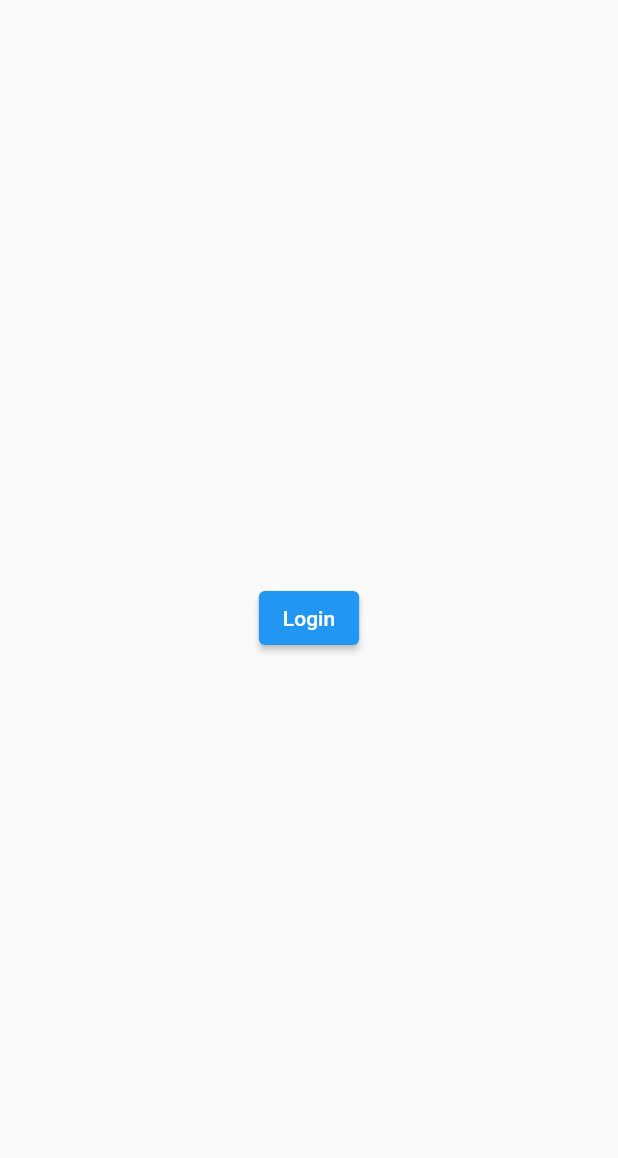
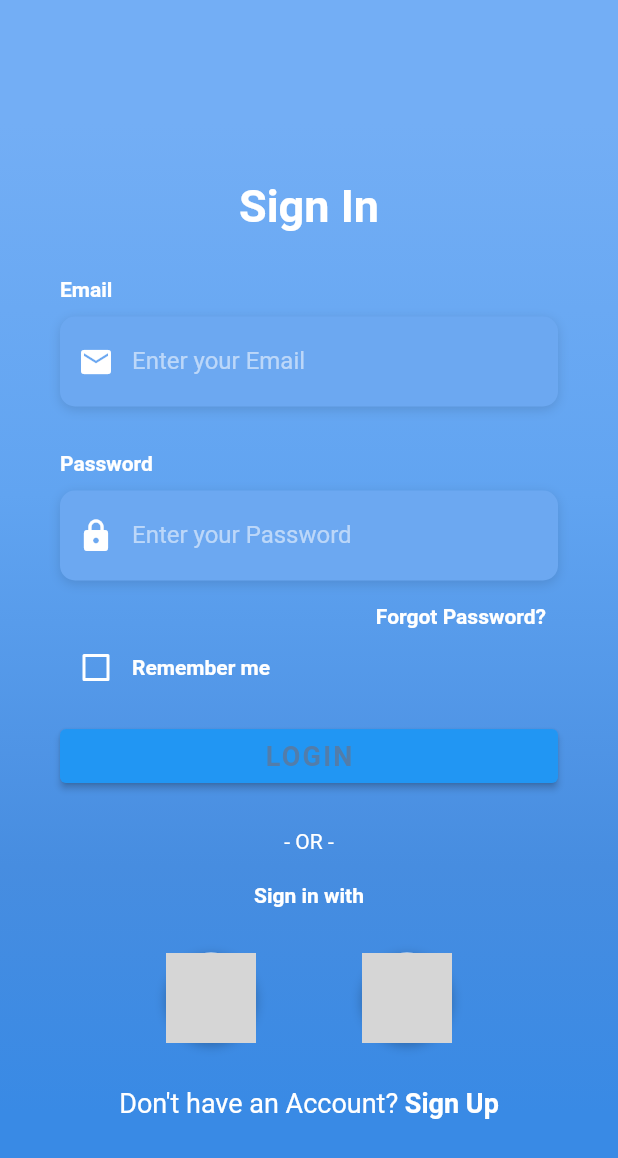
Before and after one commit to hildakhoirotul/quizapp, a Flutter app: the screen it shows after launch, on a phone screen of 412 x 824 dp. Shown: the top 1158 px of the screen. Run offline on Flutter 3.47's test engine with Material 2 defaults, Android fonts, the phone set to English and light mode, and no system bars; Roboto replaces fonts that are missing (OpenSans); grey boxes are pictures that could not be loaded.

Commit message:
login page

```diff
--- a/lib/constants.dart
+++ b/lib/constants.dart
@@ -4,3 +4,26 @@ const Color correct = Color(0xFF32AB58);
 const Color incorrect = Color(0xFFAB3232);
 const Color neutral = Color(0xFFE7E7E7);
 const Color background = Color(0xFF1A3464);
+
+final kHintTextStyle = TextStyle(
+  color: Colors.white54,
+  fontFamily: 'OpenSans',
+);
+
+final kLabelStyle = TextStyle(
+  color: Colors.white,
+  fontWeight: FontWeight.bold,
+  fontFamily: 'OpenSans',
+);
+
+final kBoxDecorationStyle = BoxDecoration(
+  color: Color(0xFF6CA8F1),
+  borderRadius: BorderRadius.circular(10.0),
+  boxShadow: [
+    BoxShadow(
+      color: Colors.black12,
+      blurRadius: 6.0,
+      offset: Offset(0, 2),
+    ),
+  ],
+);
--- a/lib/main.dart
+++ b/lib/main.dart
@@ -1,6 +1,5 @@
 import 'package:flutter/material.dart';
-import 'package:quizapp/login_page.dart';
-import 'package:quizapp/screens/home_screen.dart';
+import 'package:quizapp/screens/login_screen.dart';
 // import 'package:quizapp/screens/login_screen.dart';
 
 //run main method
@@ -17,12 +16,12 @@ class MyApp extends StatelessWidget {
 
   @override
   Widget build(BuildContext context) {
-    return const MaterialApp(
+    return MaterialApp(
       //remove debug banner
       debugShowCheckedModeBanner: false,
       // set homepage
       // home: HomeScreen(),
-      home: LoginPage(),
+      home: LoginScreen(),
     );
   }
 }
--- /dev/null
+++ b/lib/screens/login_screen.dart
@@ -0,0 +1,326 @@
+import 'package:flutter/material.dart';
+import 'package:flutter/services.dart';
+import 'package:quizapp/constants.dart';
+import 'package:quizapp/screens/home_screen.dart';
+
+class LoginScreen extends StatefulWidget {
+  @override
+  _LoginScreenState createState() => _LoginScreenState();
+}
+
+class _LoginScreenState extends State<LoginScreen> {
+  bool _rememberMe = false;
+
+  Widget _buildEmailTF() {
+    return Column(
+      crossAxisAlignment: CrossAxisAlignment.start,
+      children: <Widget>[
+        Text(
+          'Email',
+          style: kLabelStyle,
+        ),
+        SizedBox(height: 10.0),
+        Container(
+          alignment: Alignment.centerLeft,
+          decoration: kBoxDecorationStyle,
+          height: 60.0,
+          child: TextField(
+            keyboardType: TextInputType.emailAddress,
+            style: TextStyle(
+              color: Colors.white,
+              fontFamily: 'OpenSans',
+            ),
+            decoration: InputDecoration(
+              border: InputBorder.none,
+              contentPadding: EdgeInsets.only(top: 14.0),
+              prefixIcon: Icon(
+                Icons.email,
+                color: Colors.white,
+              ),
+              hintText: 'Enter your Email',
+              hintStyle: kHintTextStyle,
+            ),
+          ),
+        ),
+      ],
+    );
+  }
+
+  Widget _buildPasswordTF() {
+    return Column(
+      crossAxisAlignment: CrossAxisAlignment.start,
+      children: <Widget>[
+        Text(
+          'Password',
+          style: kLabelStyle,
+        ),
+        SizedBox(height: 10.0),
+        Container(
+          alignment: Alignment.centerLeft,
+          decoration: kBoxDecorationStyle,
+          height: 60.0,
+          child: TextField(
+            obscureText: true,
+            style: TextStyle(
+              color: Colors.white,
+              fontFamily: 'OpenSans',
+            ),
+            decoration: InputDecoration(
+              border: InputBorder.none,
+              contentPadding: EdgeInsets.only(top: 14.0),
+              prefixIcon: Icon(
+                Icons.lock,
+                color: Colors.white,
+              ),
+              hintText: 'Enter your Password',
+              hintStyle: kHintTextStyle,
+            ),
+          ),
+        ),
+      ],
+    );
+  }
+
+  Widget _buildForgotPasswordBtn() {
+    return Container(
+      alignment: Alignment.centerRight,
+      child: TextButton(
+        onPressed: () => print('Forgot Password Button Pressed'),
+        child: Text(
+          'Forgot Password?',
+          style: kLabelStyle,
+        ),
+      ),
+    );
+  }
+
+  Widget _buildRememberMeCheckbox() {
+    return Container(
+      height: 20.0,
+      child: Row(
+        children: <Widget>[
+          Theme(
+            data: ThemeData(unselectedWidgetColor: Colors.white),
+            child: Checkbox(
+              value: _rememberMe,
+              checkColor: Colors.green,
+              activeColor: Colors.white,
+              onChanged: (value) {
+                setState(() {
+                  _rememberMe = value!;
+                });
+              },
+            ),
+          ),
+          Text(
+            'Remember me',
+            style: kLabelStyle,
+          ),
+        ],
+      ),
+    );
+  }
+
+  Widget _buildLoginBtn() {
+    return Container(
+      padding: EdgeInsets.symmetric(vertical: 25.0),
+      width: double.infinity,
+      child: ElevatedButton(
+        // elevation: 5.0,
+        onPressed: () {
+              Navigator.pushReplacement(context,
+                  MaterialPageRoute(builder: (context) {
+                return HomeScreen();
+              }
+              )
+              );
+            },
+        // padding: EdgeInsets.all(15.0),
+        // shape: RoundedRectangleBorder(
+        //   borderRadius: BorderRadius.circular(30.0),
+        // ),
+        // color: Colors.white,
+        child: Text(
+          'LOGIN',
+          style: TextStyle(
+            color: Color(0xFF527DAA),
+            letterSpacing: 1.5,
+            fontSize: 18.0,
+            fontWeight: FontWeight.bold,
+            fontFamily: 'OpenSans',
+          ),
+        ),
+      ),
+    );
+  }
+
+  Widget _buildSignInWithText() {
+    return Column(
+      children: <Widget>[
+        Text(
+          '- OR -',
+          style: TextStyle(
+            color: Colors.white,
+            fontWeight: FontWeight.w400,
+          ),
+        ),
+        SizedBox(height: 20.0),
+        Text(
+          'Sign in with',
+          style: kLabelStyle,
+        ),
+      ],
+    );
+  }
+
+  Widget _buildSocialBtn(Function onTap, AssetImage logo) {
+    return GestureDetector(
+      onTap: () {
+              Navigator.pushReplacement(context,
+                  MaterialPageRoute(builder: (context) {
+                return HomeScreen();
+              }
+              )
+              );
+            },
+      child: Container(
+        height: 60.0,
+        width: 60.0,
+        decoration: BoxDecoration(
+          shape: BoxShape.circle,
+          color: Colors.white,
+          boxShadow: [
+            BoxShadow(
+              color: Colors.black26,
+              offset: Offset(0, 2),
+              blurRadius: 6.0,
+            ),
+          ],
+          image: DecorationImage(
+            image: logo,
+          ),
+        ),
+      ),
+    );
+  }
+
+  Widget _buildSocialBtnRow() {
+    return Padding(
+      padding: EdgeInsets.symmetric(vertical: 30.0),
+      child: Row(
+        mainAxisAlignment: MainAxisAlignment.spaceEvenly,
+        children: <Widget>[
+          _buildSocialBtn(
+            () => print('Login with Facebook'),
+            AssetImage(
+              'assets/logos/facebook.jpg',
+            ),
+          ),
+          _buildSocialBtn(
+            () => print('Login with Google'),
+            AssetImage(
+              'assets/logos/google.jpg',
+            ),
+          ),
+        ],
+      ),
+    );
+  }
+
+  Widget _buildSignupBtn() {
+    return GestureDetector(
+      onTap: () => print('Sign Up Button Pressed'),
+      child: RichText(
+        text: TextSpan(
+          children: [
+            TextSpan(
+              text: 'Don\'t have an Account? ',
+              style: TextStyle(
+                color: Colors.white,
+                fontSize: 18.0,
+                fontWeight: FontWeight.w400,
+              ),
+            ),
+            TextSpan(
+              text: 'Sign Up',
+              style: TextStyle(
+                color: Colors.white,
+                fontSize: 18.0,
+                fontWeight: FontWeight.bold,
+              ),
+            ),
+          ],
+        ),
+      ),
+    );
+  }
+
+  @override
+  Widget build(BuildContext context) {
+    return Scaffold(
+      body: AnnotatedRegion<SystemUiOverlayStyle>(
+        value: SystemUiOverlayStyle.light,
+        child: GestureDetector(
+          onTap: () => FocusScope.of(context).unfocus(),
+          child: Stack(
+            children: <Widget>[
+              Container(
+                height: double.infinity,
+                width: double.infinity,
+                decoration: BoxDecoration(
+                  gradient: LinearGradient(
+                    begin: Alignment.topCenter,
+                    end: Alignment.bottomCenter,
+                    colors: [
+                      Color(0xFF73AEF5),
+                      Color(0xFF61A4F1),
+                      Color(0xFF478DE0),
+                      Color(0xFF398AE5),
+                    ],
+                    stops: [0.1, 0.4, 0.7, 0.9],
+                  ),
+                ),
+              ),
+              Container(
+                height: double.infinity,
+                child: SingleChildScrollView(
+                  physics: AlwaysScrollableScrollPhysics(),
+                  padding: EdgeInsets.symmetric(
+                    horizontal: 40.0,
+                    vertical: 120.0,
+                  ),
+                  child: Column(
+                    mainAxisAlignment: MainAxisAlignment.center,
+                    children: <Widget>[
+                      Text(
+                        'Sign In',
+                        style: TextStyle(
+                          color: Colors.white,
+                          fontFamily: 'OpenSans',
+                          fontSize: 30.0,
+                          fontWeight: FontWeight.bold,
+                        ),
+                      ),
+                      SizedBox(height: 30.0),
+                      _buildEmailTF(),
+                      SizedBox(
+                        height: 30.0,
+                      ),
+                      _buildPasswordTF(),
+                      _buildForgotPasswordBtn(),
+                      _buildRememberMeCheckbox(),
+                      _buildLoginBtn(),
+                      _buildSignInWithText(),
+                      _buildSocialBtnRow(),
+                      _buildSignupBtn(),
+                    ],
+                  ),
+                ),
+              )
+            ],
+          ),
+        ),
+      ),
+    );
+  }
+}
```
Also changed, not shown: lib/login_page.dart (+5 -2 lines).
